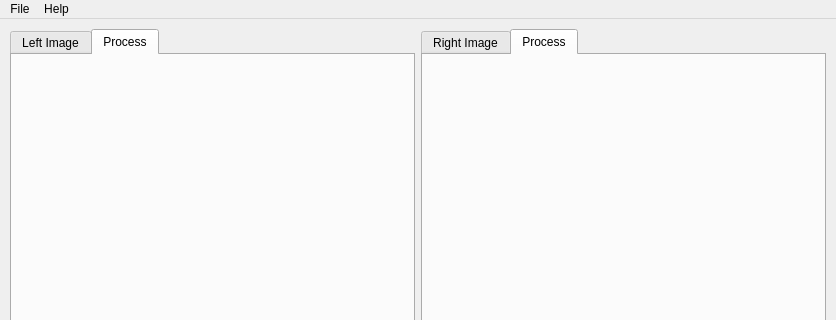
Above: python_src/30_tensor_flow_ex/ex02_bin/QtLineExtractor.ui from openvisual/open-visual-machine-learning before the change; both pictures show x 0 to 836 and y 0 to 320 of the 836 by 633 pixel window. Below: the same form after it.
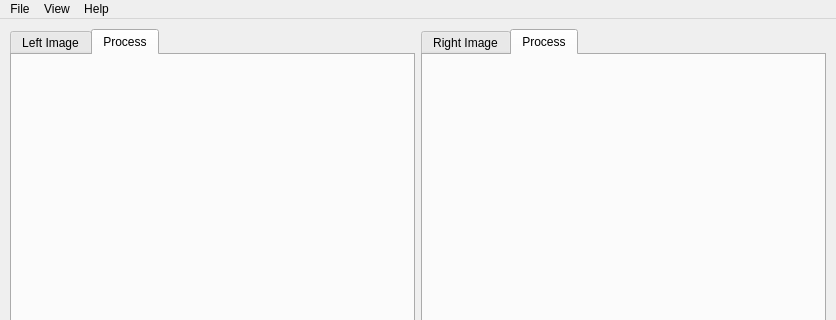
That is the form after the change. Icons and pictures are not drawn.

The edit to the form file:
```diff
--- a/python_src/30_tensor_flow_ex/ex02_bin/QtLineExtractor.ui
+++ b/python_src/30_tensor_flow_ex/ex02_bin/QtLineExtractor.ui
@@ -156,7 +156,14 @@
     </property>
     <addaction name="actionAbout"/>
    </widget>
+   <widget class="QMenu" name="menuView">
+    <property name="title">
+     <string>View</string>
+    </property>
+    <addaction name="actionFull_Screen"/>
+   </widget>
    <addaction name="menuFile"/>
+   <addaction name="menuView"/>
    <addaction name="menuHelp"/>
   </widget>
   <widget class="QStatusBar" name="statusbar"/>
```
Left out of the diff: 9 changed lines with no effect on the pictures.
